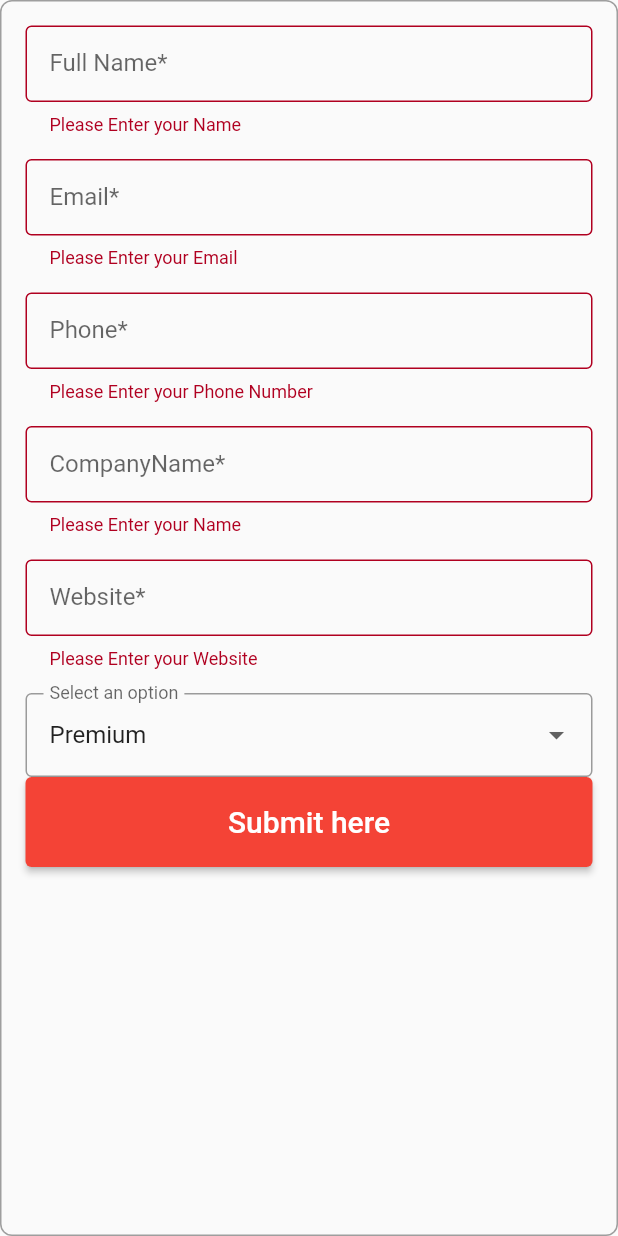
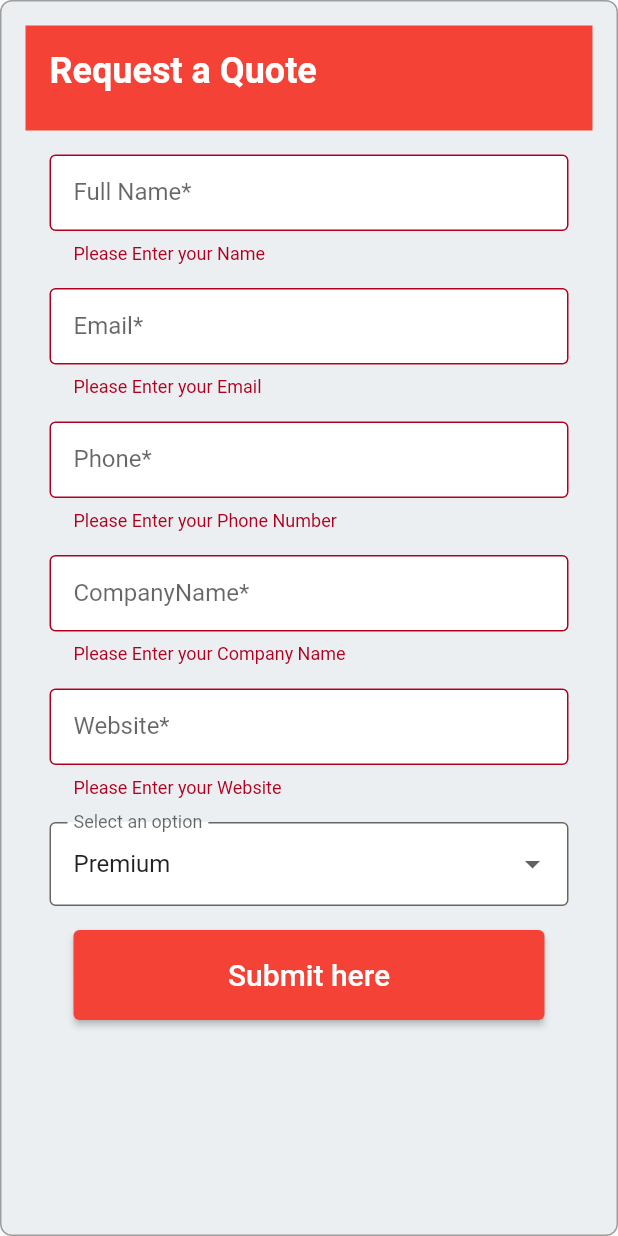
Before and after one commit to Sea-zone/flutterapp, a Flutter app: the MyCustomForm widget shown alone on an empty page, opened directly, after a tap on "Submit here", on a phone screen of 412 x 824 dp. Run offline on Flutter 3.47's test engine with Material 2 defaults, Android fonts, the phone set to English and light mode, and no system bars; our stand-ins replace carousel_slider.

Commit message:
Request a code added

```diff
--- a/lib/screens/home_screen.dart
+++ b/lib/screens/home_screen.dart
@@ -267,10 +267,29 @@ class MyCustomFormState extends State<MyCustomForm> {
         border:
             Border.all(width: 1.0, color: Colors.grey), // Add border styling
         borderRadius: BorderRadius.all(Radius.circular(8.0)),
-
+        color: Colors.blueGrey.shade50,
         // Add border radius
       ),
 
+      child: Column(
+        crossAxisAlignment: CrossAxisAlignment.start,
+        children: [
+          Container(
+            color: Colors.red, // Set your desired background color here
+            padding: EdgeInsets.all(16.0),
+            width: double.infinity,
+            height: 70.0, // Adjust padding as needed
+            child: Text(
+              'Request a Quote',
+              style: TextStyle(
+                fontSize: 24.0,
+                fontWeight: FontWeight.bold,
+                color: Colors.white, // You can also set the text color
+              ),
+            ),
+          ),
+          Padding(
+            padding: const EdgeInsets.all(16.0),
             child: Form(
               key: _formKey,
               child: Column(
@@ -285,7 +304,8 @@ class MyCustomFormState extends State<MyCustomForm> {
                         return 'Please Enter your Name';
                       }
                       return null;
-                }),
+                    },
+                  ),
                   _buildTextFieldWithBox(
                     hintText: 'Enter your Email',
                     labelText: 'Email*',
@@ -295,7 +315,8 @@ class MyCustomFormState extends State<MyCustomForm> {
                         return 'Please Enter your Email';
                       }
                       return null;
-                }),
+                    },
+                  ),
                   _buildTextFieldWithBox(
                     hintText: 'Enter a phone number',
                     labelText: 'Phone*',
@@ -305,17 +326,19 @@ class MyCustomFormState extends State<MyCustomForm> {
                         return 'Please Enter your Phone Number';
                       }
                       return null;
-                }),
+                    },
+                  ),
                   _buildTextFieldWithBox(
                     hintText: 'Enter Your Company Name',
                     labelText: 'CompanyName*',
                     controller: _companyNameController,
                     validator: (value) {
                       if (value == null || value.isEmpty) {
-                    return 'Please Enter your Name';
+                        return 'Please Enter your Company Name';
                       }
                       return null;
-                }),
+                    },
+                  ),
                   _buildTextFieldWithBox(
                     hintText: 'Enter Your Website',
                     labelText: 'Website*',
@@ -325,7 +348,8 @@ class MyCustomFormState extends State<MyCustomForm> {
                         return 'Please Enter your Website';
                       }
                       return null;
-                }),
+                    },
+                  ),
 
                   // Add the DropdownButtonFormField
                   DropdownButtonFormField<String>(
@@ -342,23 +366,35 @@ class MyCustomFormState extends State<MyCustomForm> {
                       );
                     }).toList(),
                     decoration: InputDecoration(
+                      filled: true,
+                      fillColor: Colors.white,
                       border: OutlineInputBorder(),
                       labelText: 'Select an option',
                       contentPadding: EdgeInsets.all(16.0),
                     ),
                   ),
 
-            ElevatedButton(
+                  Padding(
+                    padding: const EdgeInsets.all(16.0),
+                    child: ElevatedButton(
                       onPressed: () {
                         _submitForm();
                       },
                       style: ButtonStyle(
-                  backgroundColor: MaterialStateProperty.all<Color>(Colors.red),
-                  minimumSize: MaterialStateProperty.all<Size>(Size(500, 60))),
-              child: Text('Submit here', style: TextStyle(fontSize: 20)),
+                        backgroundColor:
+                            MaterialStateProperty.all<Color>(Colors.red),
+                        minimumSize:
+                            MaterialStateProperty.all<Size>(Size(400, 60)),
+                      ),
+                      child:
+                          Text('Submit here', style: TextStyle(fontSize: 20)),
+                    ),
                   ),
                 ],
               ),
+            ),
+          ),
+        ],
       ),
     );
   }
@@ -402,6 +438,8 @@ Widget _buildTextFieldWithBox({
         border: OutlineInputBorder(),
         hintText: hintText,
         labelText: labelText,
+        filled: true,
+        fillColor: Colors.white,
         contentPadding: EdgeInsets.all(16.0),
       ),
       validator: validator,
```
Lines whose indentation alone changed are shown as unchanged.
